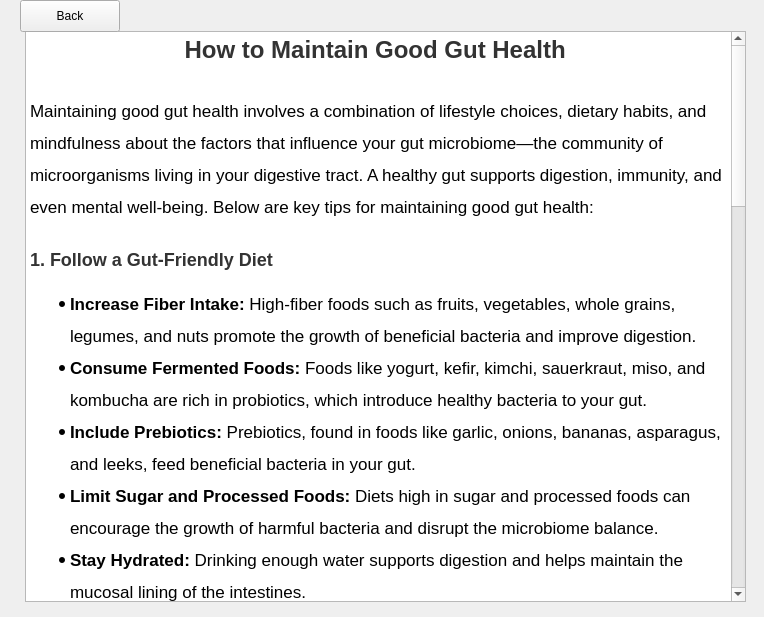
Qt form A8EduApp/howtostayhealthywidget.ui (University-of-Utah-CS3505/a9-edu-app-f24-00Calvin00) before a commit.
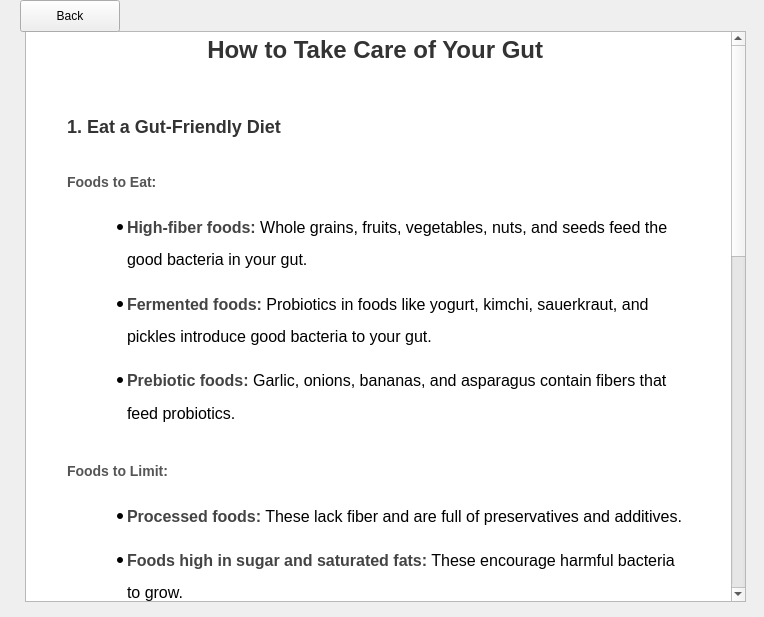
The same form after that commit.

Diff of the .ui file:
```diff
--- a/A8EduApp/howtostayhealthywidget.ui
+++ b/A8EduApp/howtostayhealthywidget.ui
@@ -24,45 +24,38 @@
    </property>
    <property name="html">
     <string>&lt;!DOCTYPE HTML PUBLIC &quot;-//W3C//DTD HTML 4.0//EN&quot; &quot;http://www.w3.org/TR/REC-html40/strict.dtd&quot;&gt;
-&lt;html&gt;&lt;head&gt;&lt;meta name=&quot;qrichtext&quot; content=&quot;1&quot; /&gt;&lt;meta charset=&quot;utf-8&quot; /&gt;&lt;title&gt;Maintaining Good Gut Health&lt;/title&gt;&lt;style type=&quot;text/css&quot;&gt;
+&lt;html&gt;&lt;head&gt;&lt;meta name=&quot;qrichtext&quot; content=&quot;1&quot; /&gt;&lt;meta charset=&quot;utf-8&quot; /&gt;&lt;title&gt;How to Take Care of Your Gut&lt;/title&gt;&lt;style type=&quot;text/css&quot;&gt;
 p, li { white-space: pre-wrap; }
 hr { height: 1px; border-width: 0; }
 li.unchecked::marker { content: &quot;\2610&quot;; }
 li.checked::marker { content: &quot;\2612&quot;; }
 &lt;/style&gt;&lt;/head&gt;&lt;body style=&quot; font-family:'.AppleSystemUIFont'; font-size:13pt; font-weight:400; font-style:normal;&quot; bgcolor=&quot;#ffffff&quot;&gt;
-&lt;h1 align=&quot;center&quot; style=&quot; margin-top:18px; margin-bottom:20px; margin-left:0px; margin-right:0px; -qt-block-indent:0; text-indent:0px; line-height:160%;&quot;&gt;&lt;span style=&quot; font-family:'Arial','sans-serif'; font-size:xx-large; font-weight:700; color:#333333;&quot;&gt;How to Maintain Good Gut Health&lt;/span&gt;&lt;span style=&quot; font-family:'Arial','sans-serif'; font-size:xx-large; font-weight:700; color:#000000;&quot;&gt; &lt;/span&gt;&lt;/h1&gt;
-&lt;p style=&quot; margin-top:12px; margin-bottom:12px; margin-left:0px; margin-right:0px; -qt-block-indent:0; text-indent:0px; line-height:160%;&quot;&gt;&lt;span style=&quot; font-family:'Arial','sans-serif'; color:#000000;&quot;&gt;Maintaining good gut health involves a combination of lifestyle choices, dietary habits, and mindfulness about the factors that influence your gut microbiome—the community of microorganisms living in your digestive tract. A healthy gut supports digestion, immunity, and even mental well-being. Below are key tips for maintaining good gut health: &lt;/span&gt;&lt;/p&gt;
-&lt;h2 style=&quot; margin-top:20px; margin-bottom:12px; margin-left:0px; margin-right:0px; -qt-block-indent:0; text-indent:0px; line-height:160%;&quot;&gt;&lt;span style=&quot; font-family:'Arial','sans-serif'; font-size:x-large; font-weight:700; color:#333333;&quot;&gt;1. Follow a Gut-Friendly Diet&lt;/span&gt;&lt;span style=&quot; font-family:'Arial','sans-serif'; font-size:x-large; font-weight:700; color:#000000;&quot;&gt; &lt;/span&gt;&lt;/h2&gt;
+&lt;h1 align=&quot;center&quot; style=&quot; margin-top:40px; margin-bottom:30px; margin-left:37px; margin-right:37px; -qt-block-indent:0; text-indent:0px; line-height:180%;&quot;&gt;&lt;span style=&quot; font-family:'Times New Roman','Times','serif'; font-size:xx-large; font-weight:700; color:#333333;&quot;&gt;How to Take Care of Your Gut&lt;/span&gt;&lt;span style=&quot; font-family:'Times New Roman','Times','serif'; font-size:xx-large; font-weight:700; color:#000000;&quot;&gt; &lt;/span&gt;&lt;/h1&gt;
+&lt;h2 style=&quot; margin-top:30px; margin-bottom:12px; margin-left:37px; margin-right:37px; -qt-block-indent:0; text-indent:0px; line-height:180%;&quot;&gt;&lt;span style=&quot; font-family:'Times New Roman','Times','serif'; font-size:x-large; font-weight:700; color:#333333;&quot;&gt;1. Eat a Gut-Friendly Diet&lt;/span&gt;&lt;span style=&quot; font-family:'Times New Roman','Times','serif'; font-size:x-large; font-weight:700; color:#000000;&quot;&gt; &lt;/span&gt;&lt;/h2&gt;
+&lt;h3 style=&quot; margin-top:20px; margin-bottom:12px; margin-left:37px; margin-right:37px; -qt-block-indent:0; text-indent:0px; line-height:180%;&quot;&gt;&lt;span style=&quot; font-family:'Times New Roman','Times','serif'; font-size:large; font-weight:700; color:#555555;&quot;&gt;Foods to Eat:&lt;/span&gt;&lt;span style=&quot; font-family:'Times New Roman','Times','serif'; font-size:large; font-weight:700; color:#000000;&quot;&gt; &lt;/span&gt;&lt;/h3&gt;
 &lt;ul style=&quot;margin-top: 0px; margin-bottom: 0px; margin-left: 0px; margin-right: 0px; -qt-list-indent: 1;&quot;&gt;
-&lt;li style=&quot; font-family:'Arial','sans-serif'; color:#000000;&quot; style=&quot; margin-top:10px; margin-bottom:0px; margin-left:0px; margin-right:0px; -qt-block-indent:0; text-indent:0px; line-height:160%;&quot;&gt;&lt;span style=&quot; font-weight:700;&quot;&gt;Increase Fiber Intake:&lt;/span&gt; High-fiber foods such as fruits, vegetables, whole grains, legumes, and nuts promote the growth of beneficial bacteria and improve digestion. &lt;/li&gt;
-&lt;li style=&quot; font-family:'Arial','sans-serif'; color:#000000;&quot; style=&quot; margin-top:0px; margin-bottom:0px; margin-left:0px; margin-right:0px; -qt-block-indent:0; text-indent:0px; line-height:160%;&quot;&gt;&lt;span style=&quot; font-weight:700;&quot;&gt;Consume Fermented Foods:&lt;/span&gt; Foods like yogurt, kefir, kimchi, sauerkraut, miso, and kombucha are rich in probiotics, which introduce healthy bacteria to your gut. &lt;/li&gt;
-&lt;li style=&quot; font-family:'Arial','sans-serif'; color:#000000;&quot; style=&quot; margin-top:0px; margin-bottom:0px; margin-left:0px; margin-right:0px; -qt-block-indent:0; text-indent:0px; line-height:160%;&quot;&gt;&lt;span style=&quot; font-weight:700;&quot;&gt;Include Prebiotics:&lt;/span&gt; Prebiotics, found in foods like garlic, onions, bananas, asparagus, and leeks, feed beneficial bacteria in your gut. &lt;/li&gt;
-&lt;li style=&quot; font-family:'Arial','sans-serif'; color:#000000;&quot; style=&quot; margin-top:0px; margin-bottom:0px; margin-left:0px; margin-right:0px; -qt-block-indent:0; text-indent:0px; line-height:160%;&quot;&gt;&lt;span style=&quot; font-weight:700;&quot;&gt;Limit Sugar and Processed Foods:&lt;/span&gt; Diets high in sugar and processed foods can encourage the growth of harmful bacteria and disrupt the microbiome balance. &lt;/li&gt;
-&lt;li style=&quot; font-family:'Arial','sans-serif'; color:#000000;&quot; style=&quot; margin-top:0px; margin-bottom:10px; margin-left:0px; margin-right:0px; -qt-block-indent:0; text-indent:0px; line-height:160%;&quot;&gt;&lt;span style=&quot; font-weight:700;&quot;&gt;Stay Hydrated:&lt;/span&gt; Drinking enough water supports digestion and helps maintain the mucosal lining of the intestines. &lt;/li&gt;&lt;/ul&gt;
-&lt;h2 style=&quot; margin-top:20px; margin-bottom:12px; margin-left:0px; margin-right:0px; -qt-block-indent:0; text-indent:0px; line-height:160%;&quot;&gt;&lt;span style=&quot; font-family:'Arial','sans-serif'; font-size:x-large; font-weight:700; color:#333333;&quot;&gt;2. Prioritize a Balanced Lifestyle&lt;/span&gt;&lt;span style=&quot; font-family:'Arial','sans-serif'; font-size:x-large; font-weight:700; color:#000000;&quot;&gt; &lt;/span&gt;&lt;/h2&gt;
+&lt;li style=&quot; font-family:'Times New Roman','Times','serif'; font-size:16px; color:#000000;&quot; style=&quot; margin-top:15px; margin-bottom:10px; margin-left:57px; margin-right:37px; -qt-block-indent:0; text-indent:0px; line-height:180%;&quot;&gt;&lt;span style=&quot; font-size:16px; font-weight:700; color:#444444;&quot;&gt;High-fiber foods:&lt;/span&gt;&lt;span style=&quot; font-size:16px;&quot;&gt; Whole grains, fruits, vegetables, nuts, and seeds feed the good bacteria in your gut. &lt;/span&gt;&lt;/li&gt;
+&lt;li style=&quot; font-family:'Times New Roman','Times','serif'; font-size:16px; color:#000000;&quot; style=&quot; margin-top:0px; margin-bottom:10px; margin-left:57px; margin-right:37px; -qt-block-indent:0; text-indent:0px; line-height:180%;&quot;&gt;&lt;span style=&quot; font-size:16px; font-weight:700; color:#444444;&quot;&gt;Fermented foods:&lt;/span&gt;&lt;span style=&quot; font-size:16px;&quot;&gt; Probiotics in foods like yogurt, kimchi, sauerkraut, and pickles introduce good bacteria to your gut. &lt;/span&gt;&lt;/li&gt;
+&lt;li style=&quot; font-family:'Times New Roman','Times','serif'; font-size:16px; color:#000000;&quot; style=&quot; margin-top:0px; margin-bottom:25px; margin-left:57px; margin-right:37px; -qt-block-indent:0; text-indent:0px; line-height:180%;&quot;&gt;&lt;span style=&quot; font-size:16px; font-weight:700; color:#444444;&quot;&gt;Prebiotic foods:&lt;/span&gt;&lt;span style=&quot; font-size:16px;&quot;&gt; Garlic, onions, bananas, and asparagus contain fibers that feed probiotics. &lt;/span&gt;&lt;/li&gt;&lt;/ul&gt;
+&lt;h3 style=&quot; margin-top:20px; margin-bottom:12px; margin-left:37px; margin-right:37px; -qt-block-indent:0; text-indent:0px; line-height:180%;&quot;&gt;&lt;span style=&quot; font-family:'Times New Roman','Times','serif'; font-size:large; font-weight:700; color:#555555;&quot;&gt;Foods to Limit:&lt;/span&gt;&lt;span style=&quot; font-family:'Times New Roman','Times','serif'; font-size:large; font-weight:700; color:#000000;&quot;&gt; &lt;/span&gt;&lt;/h3&gt;
 &lt;ul style=&quot;margin-top: 0px; margin-bottom: 0px; margin-left: 0px; margin-right: 0px; -qt-list-indent: 1;&quot;&gt;
-&lt;li style=&quot; font-family:'Arial','sans-serif'; color:#000000;&quot; style=&quot; margin-top:10px; margin-bottom:0px; margin-left:0px; margin-right:0px; -qt-block-indent:0; text-indent:0px; line-height:160%;&quot;&gt;&lt;span style=&quot; font-weight:700;&quot;&gt;Exercise Regularly:&lt;/span&gt; Physical activity improves gut motility and enhances the diversity of gut bacteria. &lt;/li&gt;
-&lt;li style=&quot; font-family:'Arial','sans-serif'; color:#000000;&quot; style=&quot; margin-top:0px; margin-bottom:0px; margin-left:0px; margin-right:0px; -qt-block-indent:0; text-indent:0px; line-height:160%;&quot;&gt;&lt;span style=&quot; font-weight:700;&quot;&gt;Get Adequate Sleep:&lt;/span&gt; Poor sleep patterns can negatively affect the gut microbiome, so aim for 7–8 hours of quality sleep each night. &lt;/li&gt;
-&lt;li style=&quot; font-family:'Arial','sans-serif'; color:#000000;&quot; style=&quot; margin-top:0px; margin-bottom:10px; margin-left:0px; margin-right:0px; -qt-block-indent:0; text-indent:0px; line-height:160%;&quot;&gt;&lt;span style=&quot; font-weight:700;&quot;&gt;Manage Stress:&lt;/span&gt; Chronic stress can harm your gut, so practice stress-reducing techniques like yoga, meditation, or deep breathing. &lt;/li&gt;&lt;/ul&gt;
-&lt;h2 style=&quot; margin-top:20px; margin-bottom:12px; margin-left:0px; margin-right:0px; -qt-block-indent:0; text-indent:0px; line-height:160%;&quot;&gt;&lt;span style=&quot; font-family:'Arial','sans-serif'; font-size:x-large; font-weight:700; color:#333333;&quot;&gt;3. Avoid Harmful Substances&lt;/span&gt;&lt;span style=&quot; font-family:'Arial','sans-serif'; font-size:x-large; font-weight:700; color:#000000;&quot;&gt; &lt;/span&gt;&lt;/h2&gt;
+&lt;li style=&quot; font-family:'Times New Roman','Times','serif'; font-size:16px; color:#000000;&quot; style=&quot; margin-top:15px; margin-bottom:10px; margin-left:57px; margin-right:37px; -qt-block-indent:0; text-indent:0px; line-height:180%;&quot;&gt;&lt;span style=&quot; font-size:16px; font-weight:700; color:#444444;&quot;&gt;Processed foods:&lt;/span&gt;&lt;span style=&quot; font-size:16px;&quot;&gt; These lack fiber and are full of preservatives and additives. &lt;/span&gt;&lt;/li&gt;
+&lt;li style=&quot; font-family:'Times New Roman','Times','serif'; font-size:16px; color:#000000;&quot; style=&quot; margin-top:0px; margin-bottom:10px; margin-left:57px; margin-right:37px; -qt-block-indent:0; text-indent:0px; line-height:180%;&quot;&gt;&lt;span style=&quot; font-size:16px; font-weight:700; color:#444444;&quot;&gt;Foods high in sugar and saturated fats:&lt;/span&gt;&lt;span style=&quot; font-size:16px;&quot;&gt; These encourage harmful bacteria to grow. &lt;/span&gt;&lt;/li&gt;
+&lt;li style=&quot; font-family:'Times New Roman','Times','serif'; font-size:16px; color:#000000;&quot; style=&quot; margin-top:0px; margin-bottom:25px; margin-left:57px; margin-right:37px; -qt-block-indent:0; text-indent:0px; line-height:180%;&quot;&gt;&lt;span style=&quot; font-size:16px; font-weight:700; color:#444444;&quot;&gt;Red meat and egg yolks (in excess):&lt;/span&gt;&lt;span style=&quot; font-size:16px;&quot;&gt; Some bacteria turn these into TMAO, a harmful chemical. &lt;/span&gt;&lt;/li&gt;&lt;/ul&gt;
+&lt;h2 style=&quot; margin-top:30px; margin-bottom:12px; margin-left:37px; margin-right:37px; -qt-block-indent:0; text-indent:0px; line-height:180%;&quot;&gt;&lt;span style=&quot; font-family:'Times New Roman','Times','serif'; font-size:x-large; font-weight:700; color:#333333;&quot;&gt;2. Maintain Healthy Habits&lt;/span&gt;&lt;span style=&quot; font-family:'Times New Roman','Times','serif'; font-size:x-large; font-weight:700; color:#000000;&quot;&gt; &lt;/span&gt;&lt;/h2&gt;
 &lt;ul style=&quot;margin-top: 0px; margin-bottom: 0px; margin-left: 0px; margin-right: 0px; -qt-list-indent: 1;&quot;&gt;
-&lt;li style=&quot; font-family:'Arial','sans-serif'; color:#000000;&quot; style=&quot; margin-top:10px; margin-bottom:0px; margin-left:0px; margin-right:0px; -qt-block-indent:0; text-indent:0px; line-height:160%;&quot;&gt;&lt;span style=&quot; font-weight:700;&quot;&gt;Limit Antibiotic Use:&lt;/span&gt; Only take antibiotics when prescribed, as they can kill beneficial bacteria and disrupt your gut microbiome. &lt;/li&gt;
-&lt;li style=&quot; font-family:'Arial','sans-serif'; color:#000000;&quot; style=&quot; margin-top:0px; margin-bottom:0px; margin-left:0px; margin-right:0px; -qt-block-indent:0; text-indent:0px; line-height:160%;&quot;&gt;&lt;span style=&quot; font-weight:700;&quot;&gt;Reduce Alcohol Consumption:&lt;/span&gt; Excessive alcohol can harm the gut lining and disrupt the balance of bacteria. &lt;/li&gt;
-&lt;li style=&quot; font-family:'Arial','sans-serif'; color:#000000;&quot; style=&quot; margin-top:0px; margin-bottom:10px; margin-left:0px; margin-right:0px; -qt-block-indent:0; text-indent:0px; line-height:160%;&quot;&gt;&lt;span style=&quot; font-weight:700;&quot;&gt;Quit Smoking:&lt;/span&gt; Smoking has been linked to gut inflammation and an imbalance in gut bacteria. &lt;/li&gt;&lt;/ul&gt;
-&lt;h2 style=&quot; margin-top:20px; margin-bottom:12px; margin-left:0px; margin-right:0px; -qt-block-indent:0; text-indent:0px; line-height:160%;&quot;&gt;&lt;span style=&quot; font-family:'Arial','sans-serif'; font-size:x-large; font-weight:700; color:#333333;&quot;&gt;4. Consider Supplements When Needed&lt;/span&gt;&lt;span style=&quot; font-family:'Arial','sans-serif'; font-size:x-large; font-weight:700; color:#000000;&quot;&gt; &lt;/span&gt;&lt;/h2&gt;
+&lt;li style=&quot; font-family:'Times New Roman','Times','serif'; font-size:16px; color:#000000;&quot; style=&quot; margin-top:15px; margin-bottom:10px; margin-left:57px; margin-right:37px; -qt-block-indent:0; text-indent:0px; line-height:180%;&quot;&gt;&lt;span style=&quot; font-size:16px; font-weight:700; color:#444444;&quot;&gt;Stay hydrated:&lt;/span&gt;&lt;span style=&quot; font-size:16px;&quot;&gt; Water aids digestion and keeps the gut lining healthy. &lt;/span&gt;&lt;/li&gt;
+&lt;li style=&quot; font-family:'Times New Roman','Times','serif'; font-size:16px; color:#000000;&quot; style=&quot; margin-top:0px; margin-bottom:10px; margin-left:57px; margin-right:37px; -qt-block-indent:0; text-indent:0px; line-height:180%;&quot;&gt;&lt;span style=&quot; font-size:16px; font-weight:700; color:#444444;&quot;&gt;Exercise regularly:&lt;/span&gt;&lt;span style=&quot; font-size:16px;&quot;&gt; Physical activity supports gut motility (movement) and microbiome diversity. &lt;/span&gt;&lt;/li&gt;
+&lt;li style=&quot; font-family:'Times New Roman','Times','serif'; font-size:16px; color:#000000;&quot; style=&quot; margin-top:0px; margin-bottom:10px; margin-left:57px; margin-right:37px; -qt-block-indent:0; text-indent:0px; line-height:180%;&quot;&gt;&lt;span style=&quot; font-size:16px; font-weight:700; color:#444444;&quot;&gt;Sleep well:&lt;/span&gt;&lt;span style=&quot; font-size:16px;&quot;&gt; Poor sleep disrupts gut bacteria and leads to imbalances. &lt;/span&gt;&lt;/li&gt;
+&lt;li style=&quot; font-family:'Times New Roman','Times','serif'; font-size:16px; color:#000000;&quot; style=&quot; margin-top:0px; margin-bottom:25px; margin-left:57px; margin-right:37px; -qt-block-indent:0; text-indent:0px; line-height:180%;&quot;&gt;&lt;span style=&quot; font-size:16px; font-weight:700; color:#444444;&quot;&gt;Reduce stress:&lt;/span&gt;&lt;span style=&quot; font-size:16px;&quot;&gt; Stress hormones can harm your gut lining and change your microbiome. &lt;/span&gt;&lt;/li&gt;&lt;/ul&gt;
+&lt;h2 style=&quot; margin-top:30px; margin-bottom:12px; margin-left:37px; margin-right:37px; -qt-block-indent:0; text-indent:0px; line-height:180%;&quot;&gt;&lt;span style=&quot; font-family:'Times New Roman','Times','serif'; font-size:x-large; font-weight:700; color:#333333;&quot;&gt;3. Avoid Harmful Substances&lt;/span&gt;&lt;span style=&quot; font-family:'Times New Roman','Times','serif'; font-size:x-large; font-weight:700; color:#000000;&quot;&gt; &lt;/span&gt;&lt;/h2&gt;
 &lt;ul style=&quot;margin-top: 0px; margin-bottom: 0px; margin-left: 0px; margin-right: 0px; -qt-list-indent: 1;&quot;&gt;
-&lt;li style=&quot; font-family:'Arial','sans-serif'; color:#000000;&quot; style=&quot; margin-top:10px; margin-bottom:0px; margin-left:0px; margin-right:0px; -qt-block-indent:0; text-indent:0px; line-height:160%;&quot;&gt;&lt;span style=&quot; font-weight:700;&quot;&gt;Probiotics:&lt;/span&gt; Supplements containing live beneficial bacteria can help restore gut balance, particularly after illness or antibiotic use. &lt;/li&gt;
-&lt;li style=&quot; font-family:'Arial','sans-serif'; color:#000000;&quot; style=&quot; margin-top:0px; margin-bottom:10px; margin-left:0px; margin-right:0px; -qt-block-indent:0; text-indent:0px; line-height:160%;&quot;&gt;&lt;span style=&quot; font-weight:700;&quot;&gt;Prebiotic Supplements:&lt;/span&gt; If you struggle to get enough prebiotics through diet, supplements can help nourish your gut bacteria. &lt;/li&gt;&lt;/ul&gt;
-&lt;h2 style=&quot; margin-top:20px; margin-bottom:12px; margin-left:0px; margin-right:0px; -qt-block-indent:0; text-indent:0px; line-height:160%;&quot;&gt;&lt;span style=&quot; font-family:'Arial','sans-serif'; font-size:x-large; font-weight:700; color:#333333;&quot;&gt;5. Personalize Your Gut Health Approach&lt;/span&gt;&lt;span style=&quot; font-family:'Arial','sans-serif'; font-size:x-large; font-weight:700; color:#000000;&quot;&gt; &lt;/span&gt;&lt;/h2&gt;
+&lt;li style=&quot; font-family:'Times New Roman','Times','serif'; font-size:16px; color:#000000;&quot; style=&quot; margin-top:15px; margin-bottom:10px; margin-left:57px; margin-right:37px; -qt-block-indent:0; text-indent:0px; line-height:180%;&quot;&gt;&lt;span style=&quot; font-size:16px; font-weight:700; color:#444444;&quot;&gt;Minimize alcohol and tobacco:&lt;/span&gt;&lt;span style=&quot; font-size:16px;&quot;&gt; These can poison your gut microbiome and weaken the gut barrier. &lt;/span&gt;&lt;/li&gt;
+&lt;li style=&quot; font-family:'Times New Roman','Times','serif'; font-size:16px; color:#000000;&quot; style=&quot; margin-top:0px; margin-bottom:25px; margin-left:57px; margin-right:37px; -qt-block-indent:0; text-indent:0px; line-height:180%;&quot;&gt;&lt;span style=&quot; font-size:16px; font-weight:700; color:#444444;&quot;&gt;Use medications cautiously:&lt;/span&gt;&lt;span style=&quot; font-size:16px;&quot;&gt; Avoid unnecessary antibiotics, as they kill good bacteria along with bad ones. Acid blockers and NSAIDs can also disrupt gut health. &lt;/span&gt;&lt;/li&gt;&lt;/ul&gt;
+&lt;h2 style=&quot; margin-top:30px; margin-bottom:12px; margin-left:37px; margin-right:37px; -qt-block-indent:0; text-indent:0px; line-height:180%;&quot;&gt;&lt;span style=&quot; font-family:'Times New Roman','Times','serif'; font-size:x-large; font-weight:700; color:#333333;&quot;&gt;4. Consider Supplements if Needed&lt;/span&gt;&lt;span style=&quot; font-family:'Times New Roman','Times','serif'; font-size:x-large; font-weight:700; color:#000000;&quot;&gt; &lt;/span&gt;&lt;/h2&gt;
 &lt;ul style=&quot;margin-top: 0px; margin-bottom: 0px; margin-left: 0px; margin-right: 0px; -qt-list-indent: 1;&quot;&gt;
-&lt;li style=&quot; font-family:'Arial','sans-serif'; color:#000000;&quot; style=&quot; margin-top:10px; margin-bottom:0px; margin-left:0px; margin-right:0px; -qt-block-indent:0; text-indent:0px; line-height:160%;&quot;&gt;&lt;span style=&quot; font-weight:700;&quot;&gt;Identify Food Sensitivities:&lt;/span&gt; Pay attention to foods that cause discomfort, such as bloating or gas, and consider working with a healthcare professional to identify any intolerances. &lt;/li&gt;
-&lt;li style=&quot; font-family:'Arial','sans-serif'; color:#000000;&quot; style=&quot; margin-top:0px; margin-bottom:0px; margin-left:0px; margin-right:0px; -qt-block-indent:0; text-indent:0px; line-height:160%;&quot;&gt;&lt;span style=&quot; font-weight:700;&quot;&gt;Experiment with Diets:&lt;/span&gt; Diets like the Mediterranean diet, rich in healthy fats, lean proteins, and plenty of fruits and vegetables, are associated with good gut health. &lt;/li&gt;
-&lt;li style=&quot; font-family:'Arial','sans-serif'; color:#000000;&quot; style=&quot; margin-top:0px; margin-bottom:10px; margin-left:0px; margin-right:0px; -qt-block-indent:0; text-indent:0px; line-height:160%;&quot;&gt;&lt;span style=&quot; font-weight:700;&quot;&gt;Monitor Symptoms:&lt;/span&gt; If you experience persistent gut issues, such as constipation or abdominal pain, consult a healthcare provider to rule out underlying conditions. &lt;/li&gt;&lt;/ul&gt;
-&lt;h2 style=&quot; margin-top:20px; margin-bottom:12px; margin-left:0px; margin-right:0px; -qt-block-indent:0; text-indent:0px; line-height:160%;&quot;&gt;&lt;span style=&quot; font-family:'Arial','sans-serif'; font-size:x-large; font-weight:700; color:#333333;&quot;&gt;6. Strengthen the Gut-Brain Connection&lt;/span&gt;&lt;span style=&quot; font-family:'Arial','sans-serif'; font-size:x-large; font-weight:700; color:#000000;&quot;&gt; &lt;/span&gt;&lt;/h2&gt;
-&lt;ul style=&quot;margin-top: 0px; margin-bottom: 0px; margin-left: 0px; margin-right: 0px; -qt-list-indent: 1;&quot;&gt;
-&lt;li style=&quot; font-family:'Arial','sans-serif'; color:#000000;&quot; style=&quot; margin-top:10px; margin-bottom:0px; margin-left:0px; margin-right:0px; -qt-block-indent:0; text-indent:0px; line-height:160%;&quot;&gt;&lt;span style=&quot; font-weight:700;&quot;&gt;Eat Omega-3 Fatty Acids:&lt;/span&gt; Found in fatty fish, flaxseeds, and walnuts, these fats support both brain and gut health. &lt;/li&gt;
-&lt;li style=&quot; font-family:'Arial','sans-serif'; color:#000000;&quot; style=&quot; margin-top:0px; margin-bottom:10px; margin-left:0px; margin-right:0px; -qt-block-indent:0; text-indent:0px; line-height:160%;&quot;&gt;&lt;span style=&quot; font-weight:700;&quot;&gt;Engage in Mindful Eating:&lt;/span&gt; Chew food thoroughly and eat without distractions to support proper digestion and reduce stress on the gut. &lt;/li&gt;&lt;/ul&gt;
-&lt;p style=&quot; margin-top:12px; margin-bottom:12px; margin-left:0px; margin-right:0px; -qt-block-indent:0; text-indent:0px; line-height:160%;&quot;&gt;&lt;span style=&quot; font-family:'Arial','sans-serif'; font-weight:700; color:#000000;&quot;&gt;Conclusion:&lt;/span&gt;&lt;span style=&quot; font-family:'Arial','sans-serif'; color:#000000;&quot;&gt; Maintaining good gut health is an ongoing process that requires mindful dietary choices, consistent lifestyle habits, and a personalized approach to your unique needs. Small daily changes can significantly improve your gut health and overall well-being over time. &lt;/span&gt;&lt;/p&gt;&lt;/body&gt;&lt;/html&gt;</string>
+&lt;li style=&quot; font-family:'Times New Roman','Times','serif'; font-size:16px; color:#000000;&quot; style=&quot; margin-top:15px; margin-bottom:10px; margin-left:57px; margin-right:37px; -qt-block-indent:0; text-indent:0px; line-height:180%;&quot;&gt;&lt;span style=&quot; font-size:16px; font-weight:700; color:#444444;&quot;&gt;Probiotics:&lt;/span&gt;&lt;span style=&quot; font-size:16px;&quot;&gt; Supplements can replenish good bacteria, especially after taking antibiotics. &lt;/span&gt;&lt;/li&gt;
+&lt;li style=&quot; font-family:'Times New Roman','Times','serif'; font-size:16px; color:#000000;&quot; style=&quot; margin-top:0px; margin-bottom:25px; margin-left:57px; margin-right:37px; -qt-block-indent:0; text-indent:0px; line-height:180%;&quot;&gt;&lt;span style=&quot; font-size:16px; font-weight:700; color:#444444;&quot;&gt;Prebiotics:&lt;/span&gt;&lt;span style=&quot; font-size:16px;&quot;&gt; Ensure your diet supports probiotics by feeding them with prebiotic fibers. &lt;/span&gt;&lt;/li&gt;&lt;/ul&gt;&lt;/body&gt;&lt;/html&gt;</string>
    </property>
   </widget>
   <widget class="QPushButton" name="backToTeachingWidgetButton">
```
